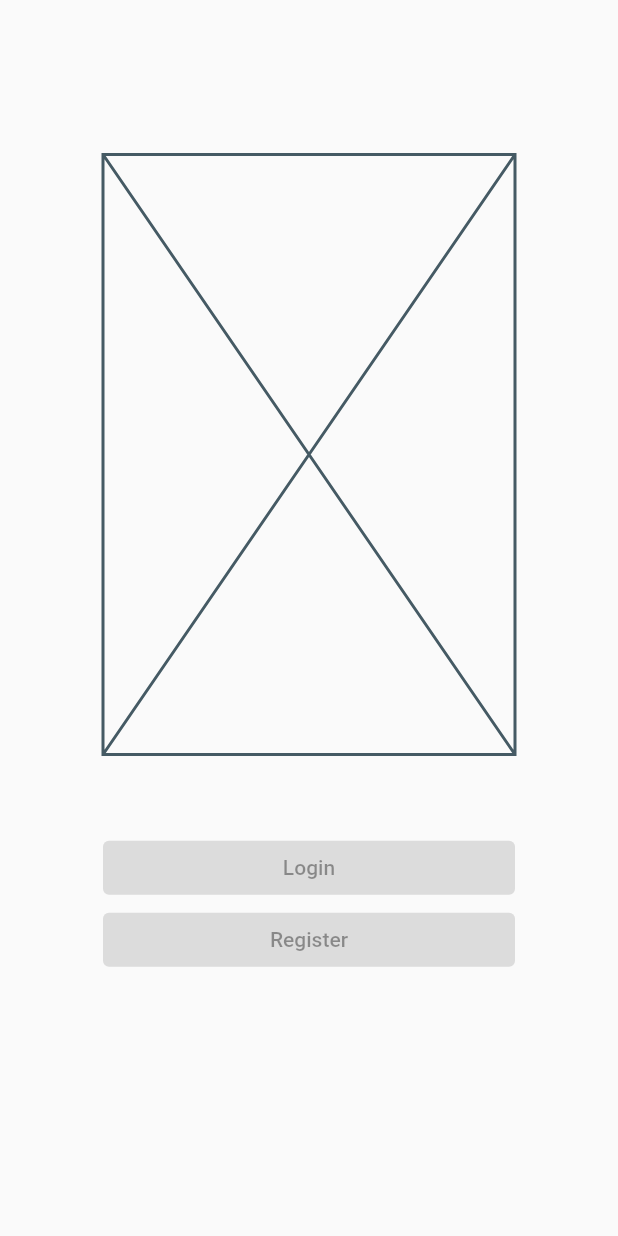
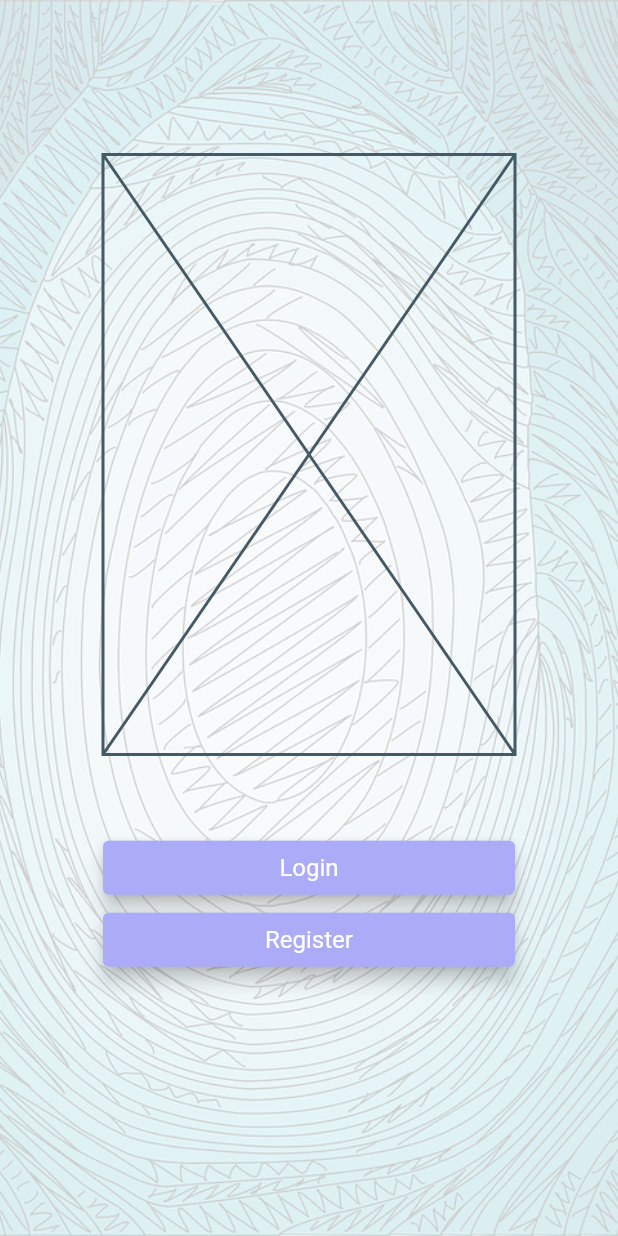
Before and after one commit to cardizaDEV/Aquatter, a Flutter app: the screen it shows after launch, on a phone screen of 412 x 824 dp. Run offline on Flutter 3.47's test engine with Material 2 defaults, Android fonts, the phone set to English and light mode, and no system bars; our stand-ins replace shared_preferences.

Commit message:
Theming, and implemented login and register screens

```diff
--- a/aquatter/lib/main.dart
+++ b/aquatter/lib/main.dart
@@ -1,4 +1,5 @@
 import 'package:aquatter/router/routing.dart';
+import 'package:aquatter/themes/theming.dart';
 import 'package:flutter/material.dart';
 import 'package:shared_preferences/shared_preferences.dart';
 
@@ -14,20 +15,18 @@ class MyApp extends StatelessWidget {
         debugShowCheckedModeBanner: false,
         title: 'Aquatter',
         routes: Routing.routes,
-        theme: ThemeData(
-          primarySwatch: Colors.blue,
-        ),
+        theme: MainTheme.mainTheme,
         home: FutureBuilder(
           future: _isFirstLogin(),
           builder: ((BuildContext context, AsyncSnapshot<bool> snapshot) {
             if (snapshot.hasData) {
               if (snapshot.data == true) {
-                Future.delayed(Duration.zero,(){
+                Future.delayed(Duration.zero, () {
                   Navigator.pushNamed(context, 'FirstScreen');
                 });
                 return Container();
               } else {
-                Future.delayed(Duration.zero,(){
+                Future.delayed(Duration.zero, () {
                   Navigator.pushNamed(context, 'PinScreen');
                 });
                 return Container();
@@ -40,6 +39,7 @@ class MyApp extends StatelessWidget {
   }
 
   Future<bool> _isFirstLogin() async {
+    // ignore: no_leading_underscores_for_local_identifiers
     final Future<SharedPreferences> _prefs = SharedPreferences.getInstance();
     SharedPreferences prefs = await _prefs;
     if (prefs.getString("email") != null) {
--- a/aquatter/lib/router/routing.dart
+++ b/aquatter/lib/router/routing.dart
@@ -1,9 +1,15 @@
+import 'package:aquatter/screens/login_register/login_screen.dart';
+import 'package:aquatter/screens/login_register/register_screen.dart';
 import 'package:aquatter/screens/screens.dart';
+import 'package:aquatter/screens/social_screen.dart';
 import 'package:flutter/cupertino.dart';
 
 class Routing {
   static final Map<String, WidgetBuilder> routes = {
     'FirstScreen': (BuildContext context) => const FirstScreen(),
     'PinScreen': (BuildContext context) => const PinScreen(),
+    'LoginScreen': (BuildContext context) => const LoginScreen(),
+    'RegisterScreen': (BuildContext context) => const RegisterScreen(),
+    'SocialScreen': (BuildContext context) => const SocialScreen(),
   };
 }
--- a/aquatter/lib/screens/login_register/first_screen.dart
+++ b/aquatter/lib/screens/login_register/first_screen.dart
@@ -5,32 +5,49 @@ class FirstScreen extends StatelessWidget {
 
   @override
   Widget build(BuildContext context) {
-    final screen_height = MediaQuery.of(context).size.height;
-
-    return Scaffold(
+    final screenHeight = MediaQuery.of(context).size.height;
+    return Container(
+      decoration: const BoxDecoration(
+        color: Colors.white,
+          image: DecorationImage(
+            image: AssetImage("lib/media/hatching-ge35f10e1a_1280.png"),
+            fit: BoxFit.cover,
+            opacity: 0.2,
+            )
+        ),
+      child: Scaffold(
         body: ListView(
             physics: const NeverScrollableScrollPhysics(),
             padding: EdgeInsets.only(
-            right: screen_height / 12,
-            left: screen_height / 12,
-            top: screen_height / 8,
-            bottom: screen_height / 12),
+                right: screenHeight / 12,
+                left: screenHeight / 12,
+                top: screenHeight / 8,
+                bottom: screenHeight / 12),
             scrollDirection: Axis.vertical,
             shrinkWrap: true,
             children: [
               const Placeholder(),
               ListView(
                 physics: const NeverScrollableScrollPhysics(),
-            padding: EdgeInsets.only(top: screen_height / 16),
+                padding: EdgeInsets.only(top: screenHeight / 16),
                 scrollDirection: Axis.vertical,
                 shrinkWrap: true,
-            children: const [
-              ElevatedButton(onPressed: null, child: Text('Login')),
-              ElevatedButton(onPressed: null, child: Text('Register')),
+                children: [
+                  ElevatedButton(
+                    child: const Text('Login'),
+                    onPressed: () =>
+                        Navigator.pushReplacementNamed(context, 'LoginScreen'),
+                  ),
+                  ElevatedButton(
+                    child: const Text('Register'),
+                    onPressed: () =>
+                        Navigator.pushReplacementNamed(context, 'RegisterScreen'),
+                  ),
                 ],
               )
             ],
           ),
+      )
     );
   }
 }
--- /dev/null
+++ b/aquatter/lib/themes/constants.dart
@@ -0,0 +1 @@
+const double defaultPadding = 8;
--- a/aquatter/lib/themes/theming.dart
+++ b/aquatter/lib/themes/theming.dart
@@ -0,0 +1,37 @@
+import 'package:aquatter/themes/constants.dart';
+import 'package:flutter/material.dart';
+
+class MainTheme {
+  static const Color primaryColor = Color.fromRGBO(171, 171, 248, 1);
+
+  static ThemeData mainTheme = ThemeData(
+    scaffoldBackgroundColor: Colors.transparent,
+		inputDecorationTheme: InputDecorationTheme(
+			enabledBorder: OutlineInputBorder(
+				borderSide: BorderSide(
+					color: primaryColor.withOpacity(0.4),
+				),
+			),
+			fillColor: Colors.white,
+			filled: true,
+			floatingLabelBehavior: FloatingLabelBehavior.auto,
+			labelStyle: const TextStyle(
+				color: primaryColor
+			),
+		),
+    elevatedButtonTheme: ElevatedButtonThemeData(
+        style: ButtonStyle(
+            elevation: const MaterialStatePropertyAll(5),
+            foregroundColor: const MaterialStatePropertyAll(Colors.white),
+            backgroundColor: const MaterialStatePropertyAll(primaryColor),
+            textStyle: const MaterialStatePropertyAll(TextStyle(
+              color: Colors.white,
+              fontSize: defaultPadding * 2,
+            )),
+            side: MaterialStatePropertyAll(
+                BorderSide(color: primaryColor.withOpacity(0.4), width: 2)
+						)
+				)
+		),
+  );
+}
```
Also changed, not shown: aquatter/lib/screens/login_register/login_screen.dart (+79 -0 lines), aquatter/lib/screens/login_register/register_screen.dart (+89 -0 lines), aquatter/lib/screens/social_screen.dart (+10 -0 lines), aquatter/pubspec.yaml (+3 -9 lines), aquatter/lib/media/hatching-ge35f10e1a_1280.png (added). Lines whose indentation alone changed are shown as unchanged.
